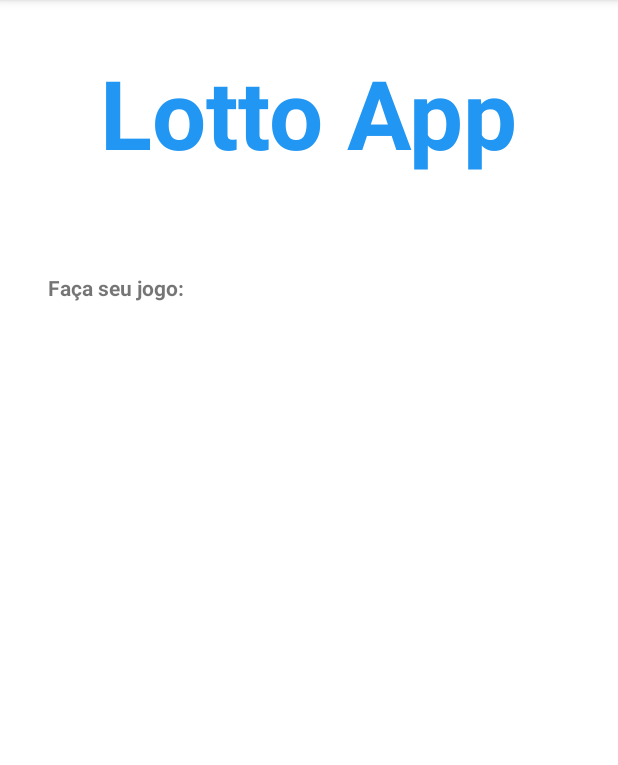
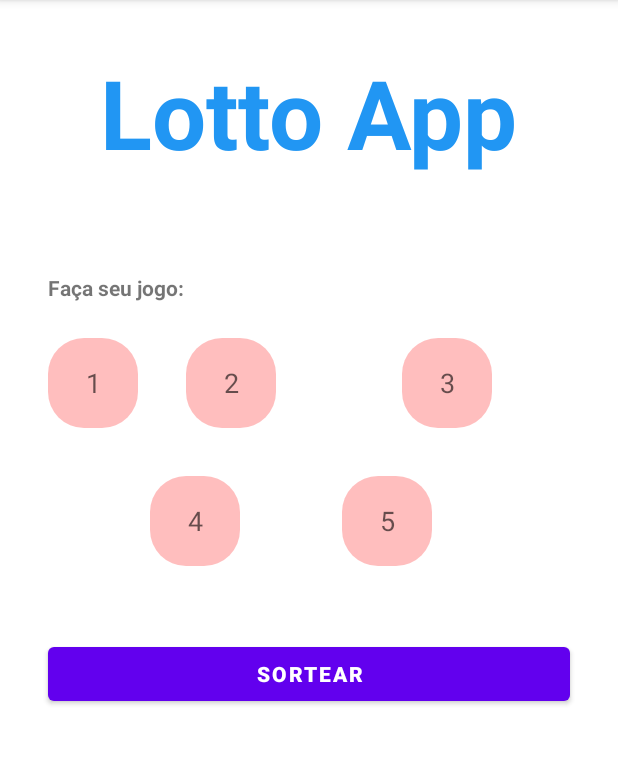
Before and after one commit to GabrielOliveira86/Loteria, an Android app: the screen it shows after launch (MainActivity), on a phone screen of 412 x 824 dp, the part 84-849 px from its top. Run offline under Robolectric (Android 15) with nearby library versions, the phone set to English and light mode, and no system bars.

Commit message:
Adicionado background para os edit text de numeros.

```diff
--- /dev/null
+++ b/app/src/main/res/drawable/rounded_corners.xml
@@ -0,0 +1,5 @@
+<?xml version="1.0" encoding="utf-8"?>
+<shape xmlns:android="http://schemas.android.com/apk/res/android">
+    <corners android:radius="24dp" />
+    <solid android:color="#41FF0000" />
+</shape>
--- a/app/src/main/res/layout/activity_main.xml
+++ b/app/src/main/res/layout/activity_main.xml
@@ -2,6 +2,7 @@
 <androidx.constraintlayout.widget.ConstraintLayout xmlns:android="http://schemas.android.com/apk/res/android"
     xmlns:app="http://schemas.android.com/apk/res-auto"
     xmlns:tools="http://schemas.android.com/tools"
+    android:id="@+id/sortearButton"
     android:layout_width="match_parent"
     android:layout_height="match_parent"
     tools:context=".MainActivity">
@@ -32,4 +33,90 @@
         app:layout_constraintStart_toStartOf="parent"
         app:layout_constraintTop_toBottomOf="@+id/bingoTextView" />
 
+    <EditText
+        android:id="@+id/apostaEditText1"
+        android:layout_width="60dp"
+        android:layout_height="60dp"
+        android:layout_marginStart="32dp"
+        android:layout_marginTop="24dp"
+        android:background="@drawable/rounded_corners"
+        android:ems="10"
+        android:hint="1"
+        android:inputType="textPersonName"
+        android:singleLine="true"
+        android:textAlignment="center"
+        app:layout_constraintStart_toStartOf="parent"
+        app:layout_constraintTop_toBottomOf="@+id/facaJogoTextView" />
+
+    <EditText
+        android:id="@+id/apostaEditText2"
+        android:layout_width="60dp"
+        android:layout_height="60dp"
+        android:layout_marginStart="32dp"
+        android:layout_marginTop="24dp"
+        android:background="@drawable/rounded_corners"
+        android:ems="10"
+        android:hint="2"
+        android:inputType="textPersonName"
+        android:textAlignment="center"
+        app:layout_constraintStart_toEndOf="@+id/apostaEditText1"
+        app:layout_constraintTop_toBottomOf="@+id/facaJogoTextView" />
+
+    <EditText
+        android:id="@+id/apostaEditText3"
+        android:layout_width="60dp"
+        android:layout_height="60dp"
+        android:layout_marginStart="32dp"
+        android:layout_marginTop="24dp"
+        android:layout_marginEnd="32dp"
+        android:background="@drawable/rounded_corners"
+        android:ems="10"
+        android:hint="3"
+        android:inputType="textPersonName"
+        android:textAlignment="center"
+        app:layout_constraintEnd_toEndOf="parent"
+        app:layout_constraintStart_toEndOf="@+id/apostaEditText2"
+        app:layout_constraintTop_toBottomOf="@+id/facaJogoTextView" />
+
+    <EditText
+        android:id="@+id/apostaEditText4"
+        android:layout_width="60dp"
+        android:layout_height="60dp"
+        android:layout_marginStart="8dp"
+        android:layout_marginTop="32dp"
+        android:background="@drawable/rounded_corners"
+        android:ems="10"
+        android:hint="4"
+        android:inputType="textPersonName"
+        android:textAlignment="center"
+        app:layout_constraintStart_toEndOf="@+id/apostaEditText1"
+        app:layout_constraintTop_toBottomOf="@+id/apostaEditText1" />
+
+    <EditText
+        android:id="@+id/apostaEditText5"
+        android:layout_width="60dp"
+        android:layout_height="60dp"
+        android:layout_marginStart="68dp"
+        android:layout_marginTop="32dp"
+        android:background="@drawable/rounded_corners"
+        android:ems="10"
+        android:hint="5"
+        android:inputType="textPersonName"
+        android:textAlignment="center"
+        app:layout_constraintStart_toEndOf="@+id/apostaEditText4"
+        app:layout_constraintTop_toBottomOf="@+id/apostaEditText1" />
+
+    <Button
+        android:id="@+id/button"
+        android:layout_width="0dp"
+        android:layout_height="wrap_content"
+        android:layout_marginStart="32dp"
+        android:layout_marginTop="48dp"
+        android:layout_marginEnd="32dp"
+        android:text="@string/sortear"
+        android:textStyle="bold"
+        app:layout_constraintEnd_toEndOf="parent"
+        app:layout_constraintStart_toStartOf="parent"
+        app:layout_constraintTop_toBottomOf="@+id/apostaEditText4" />
+
 </androidx.constraintlayout.widget.ConstraintLayout>
--- a/app/src/main/res/values/strings.xml
+++ b/app/src/main/res/values/strings.xml
@@ -2,4 +2,5 @@
     <string name="app_name">Loteria</string>
     <string name="lotto_app">Lotto App</string>
     <string name="faca_seu_jogo">Faça seu jogo:</string>
+    <string name="sortear">SORTEAR</string>
 </resources>
```
